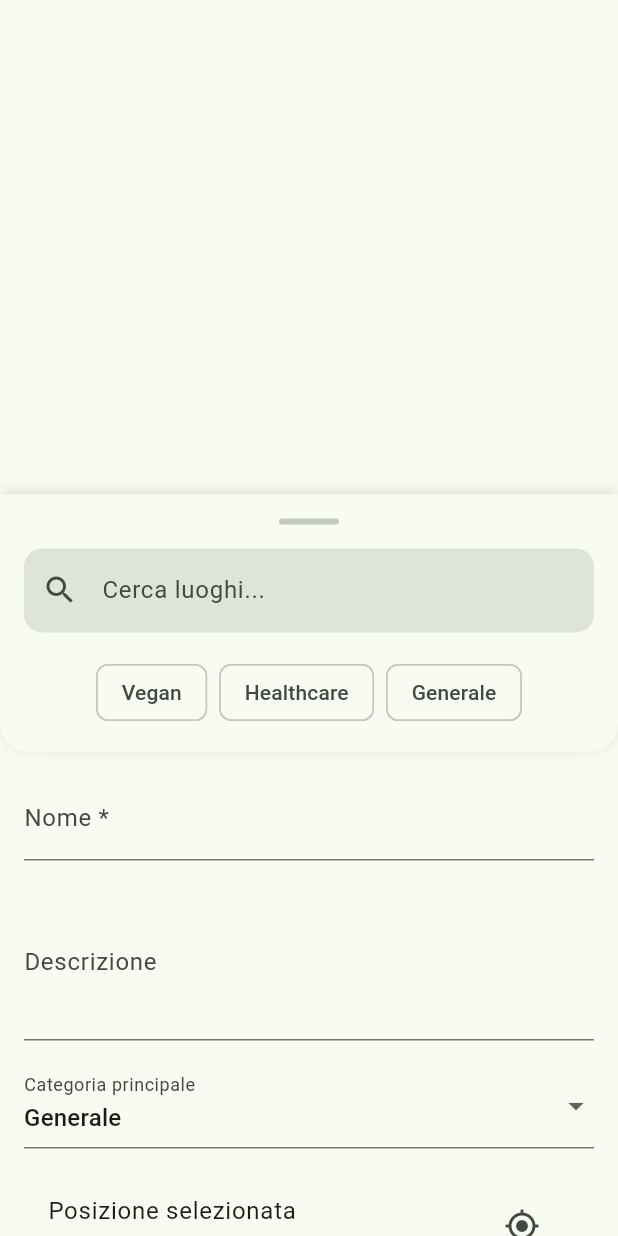
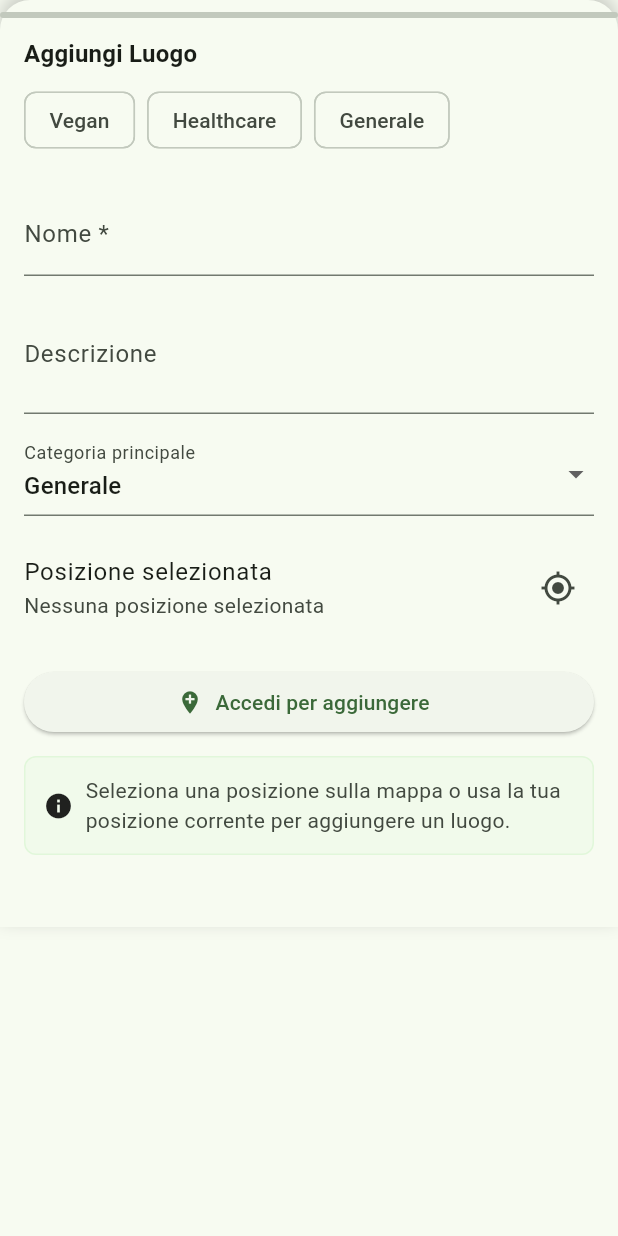
Before and after one commit to elhuasosapo/FreeMapReview, a Flutter app: the FilterSearchSheet widget shown alone on an empty page, opened directly, on a phone screen of 412 x 824 dp. Run offline on Flutter 3.47's test engine with Material 3 defaults, Android fonts, the light colour scheme and no system bars; our stand-ins replace flutter_map, flutter_riverpod, geolocator, go_router, image_picker, latlong2 and 2 more; missing offline and left inert: osm_nominatim; accounts and stored records are empty.

Commit message:
Correzione grafica pagina Gestione Mappa

```diff
--- a/lib/screens/filter_search_sheet.dart
+++ b/lib/screens/filter_search_sheet.dart
@@ -28,7 +28,6 @@ class _FilterSearchSheetState extends ConsumerState<FilterSearchSheet> {
   final _descriptionController = TextEditingController();
   Category _selectedCategory = Category.general;
   final List<Category> _selectedCategories = [];
-  String _searchQuery = '';
   LatLng? _selectedPosition;
   bool _isSubmitting = false;
 
@@ -45,34 +44,28 @@ class _FilterSearchSheetState extends ConsumerState<FilterSearchSheet> {
     final isAuthenticated = ref.watch(isAuthenticatedProvider);
     final isLocalAuth = ref.watch(localAuthProvider);
     final canAdd = isAuthenticated || isLocalAuth;
+    final windowHeight = MediaQuery.of(context).size.height;
 
-    return DraggableScrollableSheet(
-      initialChildSize: 0.6,
-      minChildSize: 0.5,
-      maxChildSize: 0.95,
-      builder: (_, controller) => Column(
-        children: [
-          // Header area
-          Container(
-            padding: const EdgeInsets.all(16),
+    return SizedBox(
+      height: windowHeight * 0.75,
+      child: Container(
       decoration: BoxDecoration(
         color: theme.colorScheme.surface,
-              borderRadius: const BorderRadius.vertical(
-                bottom: Radius.circular(20),
-              ),
+        borderRadius: const BorderRadius.vertical(top: Radius.circular(20)),
         boxShadow: [
           BoxShadow(
-                  color: Colors.black.withOpacity(0.1),
-                  blurRadius: 8,
-                  offset: const Offset(0, -2),
+            color: Colors.black.withOpacity(0.2),
+            blurRadius: 10,
+            offset: const Offset(0, -5),
           ),
         ],
       ),
       child: Column(
-              mainAxisSize: MainAxisSize.min,
+        crossAxisAlignment: CrossAxisAlignment.stretch,
         children: [
           // Draggable handle
           Container(
+            margin: const EdgeInsets.only(top: 8, bottom: 4),
             width: 40,
             height: 4,
             decoration: BoxDecoration(
@@ -80,30 +73,20 @@ class _FilterSearchSheetState extends ConsumerState<FilterSearchSheet> {
               borderRadius: BorderRadius.circular(2),
             ),
           ),
-                const SizedBox(height: 16),
-                // Search field
-                TextField(
-                  controller: TextEditingController(text: _searchQuery),
-                  decoration: InputDecoration(
-                    hintText: 'Cerca luoghi...',
-                    prefixIcon: const Icon(Icons.search),
-                    border: OutlineInputBorder(
-                      borderRadius: BorderRadius.circular(12),
-                      borderSide: BorderSide.none,
+          // Title
+          Padding(
+            padding: const EdgeInsets.symmetric(horizontal: 16, vertical: 8),
+            child: Text(
+              'Aggiungi Luogo',
+              style: theme.textTheme.titleMedium?.copyWith(
+                fontWeight: FontWeight.bold,
               ),
-                    filled: true,
-                    fillColor: theme.colorScheme.surfaceVariant,
             ),
-                  onChanged: (value) {
-                    setState(() => _searchQuery = value);
-                  },
-                  onSubmitted: (_) {
-                    _handleSearch();
-                  },
           ),
-                const SizedBox(height: 16),
-                // Category filters
-                Wrap(
+          // Category filters at the top
+          Padding(
+            padding: const EdgeInsets.symmetric(horizontal: 16),
+            child: Wrap(
               spacing: 8,
               runSpacing: 8,
               children: Category.values.map((category) {
@@ -128,10 +111,9 @@ class _FilterSearchSheetState extends ConsumerState<FilterSearchSheet> {
                 );
               }).toList(),
             ),
-              ],
           ),
-          ),
-          // Form content
+          const SizedBox(height: 8),
+          // Form content scrollable
           Expanded(
             child: Form(
               key: _formKey,
@@ -152,17 +134,17 @@ class _FilterSearchSheetState extends ConsumerState<FilterSearchSheet> {
                         return null;
                       },
                     ),
-                  const SizedBox(height: 16),
+                    const SizedBox(height: 12),
                     // Description field
                     TextFormField(
                       controller: _descriptionController,
-                    maxLines: 3,
+                      maxLines: 2,
                       decoration: const InputDecoration(
                         labelText: 'Descrizione',
                         hintText: 'Descrivi il luogo...',
                       ),
                     ),
-                  const SizedBox(height: 16),
+                    const SizedBox(height: 12),
                     // Category dropdown
                     DropdownButtonFormField<Category>(
                       value: _selectedCategory,
@@ -181,9 +163,10 @@ class _FilterSearchSheetState extends ConsumerState<FilterSearchSheet> {
                         }
                       },
                     ),
-                  const SizedBox(height: 16),
+                    const SizedBox(height: 12),
                     // Position display
                     ListTile(
+                      contentPadding: EdgeInsets.zero,
                       title: const Text('Posizione selezionata'),
                       subtitle: Text(
                         _selectedPosition != null
@@ -209,9 +192,9 @@ class _FilterSearchSheetState extends ConsumerState<FilterSearchSheet> {
                     ),
                     // Preview map
                     if (_selectedPosition != null) ...[
-                    const SizedBox(height: 16),
+                      const SizedBox(height: 8),
                       Container(
-                      height: 200,
+                        height: 180,
                         decoration: BoxDecoration(
                           borderRadius: BorderRadius.circular(12),
                           border: Border.all(color: theme.colorScheme.outline),
@@ -254,7 +237,7 @@ class _FilterSearchSheetState extends ConsumerState<FilterSearchSheet> {
                         ),
                       ),
                     ],
-                  const SizedBox(height: 24),
+                    const SizedBox(height: 16),
                     // Submit button
                     ElevatedButton.icon(
                       onPressed: _isSubmitting
@@ -277,7 +260,7 @@ class _FilterSearchSheetState extends ConsumerState<FilterSearchSheet> {
                         disabledForegroundColor: theme.colorScheme.onSurface.withOpacity(0.38),
                       ),
                     ),
-                  const SizedBox(height: 16),
+                    const SizedBox(height: 12),
                     // Instructions
                     Container(
                       padding: const EdgeInsets.all(12),
@@ -309,39 +292,8 @@ class _FilterSearchSheetState extends ConsumerState<FilterSearchSheet> {
             ),
           ],
         ),
-    );
-  }
-
-  Future<void> _handleSearch() async {
-    if (_searchQuery.isEmpty) {
-      ref.invalidate(locationsProvider);
-      return;
-    }
-
-    try {
-      final locations = await ref.read(mapServiceProvider).searchPlaces(_searchQuery);
-      if (mounted) {
-        // Show search results as markers on the map (hidden by default, toggle with button)
-        ScaffoldMessenger.of(context).showSnackBar(
-          SnackBar(
-            content: Text('Trovati ${locations.length} luoghi per "$_searchQuery"'),
-            action: SnackBarAction(
-              label: 'Mappa',
-              textColor: Theme.of(context).colorScheme.primary,
-              onPressed: () {
-                // Handle map view of search results
-              },
-            ),
       ),
     );
-      }
-    } catch (_) {
-      if (mounted) {
-        ScaffoldMessenger.of(context).showSnackBar(
-          const SnackBar(content: Text('Errore nella ricerca')),
-        );
-      }
-    }
   }
 
   Future<void> _getCurrentLocation() async {
--- a/lib/screens/local_login_screen.dart
+++ b/lib/screens/local_login_screen.dart
@@ -1,5 +1,6 @@
 import 'package:flutter/material.dart';
 import 'package:flutter_riverpod/flutter_riverpod.dart';
+import 'package:go_router/go_router.dart';
 import '../providers/local_auth_provider.dart';
 
 class LocalLoginScreen extends ConsumerWidget {
@@ -43,7 +44,7 @@ class LocalLoginScreen extends ConsumerWidget {
                   ref.read(localAuthNotifierProvider).value = true;
                   saveLocalAuth(true, 'admin', remember: ref.read(rememberMeProvider));
                   if (context.mounted) {
-                    Navigator.of(context).pop();
+                    context.pop();
                   }
                 } else {
                   ScaffoldMessenger.of(context).showSnackBar(
--- a/lib/screens/locations_list_screen.dart
+++ b/lib/screens/locations_list_screen.dart
@@ -29,6 +29,10 @@ class _LocationsListScreenState extends ConsumerState<LocationsListScreen> {
 
     return Scaffold(
       appBar: AppBar(
+        leading: IconButton(
+          icon: const Icon(Icons.arrow_back),
+          onPressed: () => context.go('/'),
+        ),
         title: const Text('Luoghi Salvati'),
       ),
       body: Column(
```
Lines whose indentation alone changed are shown as unchanged.
